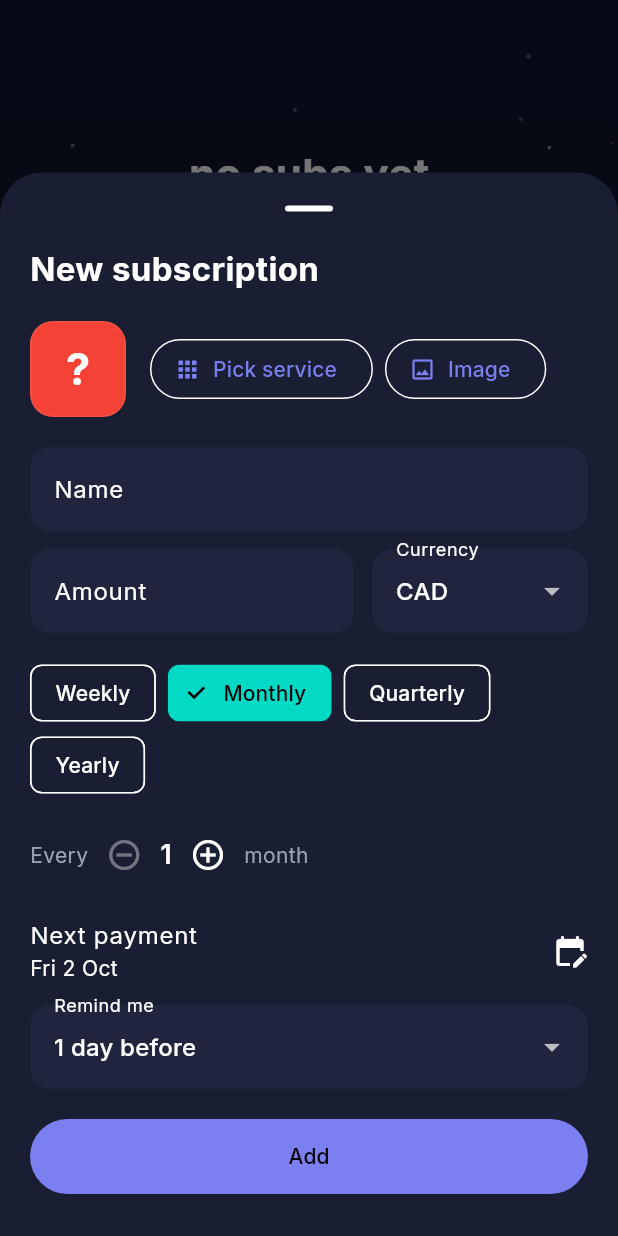
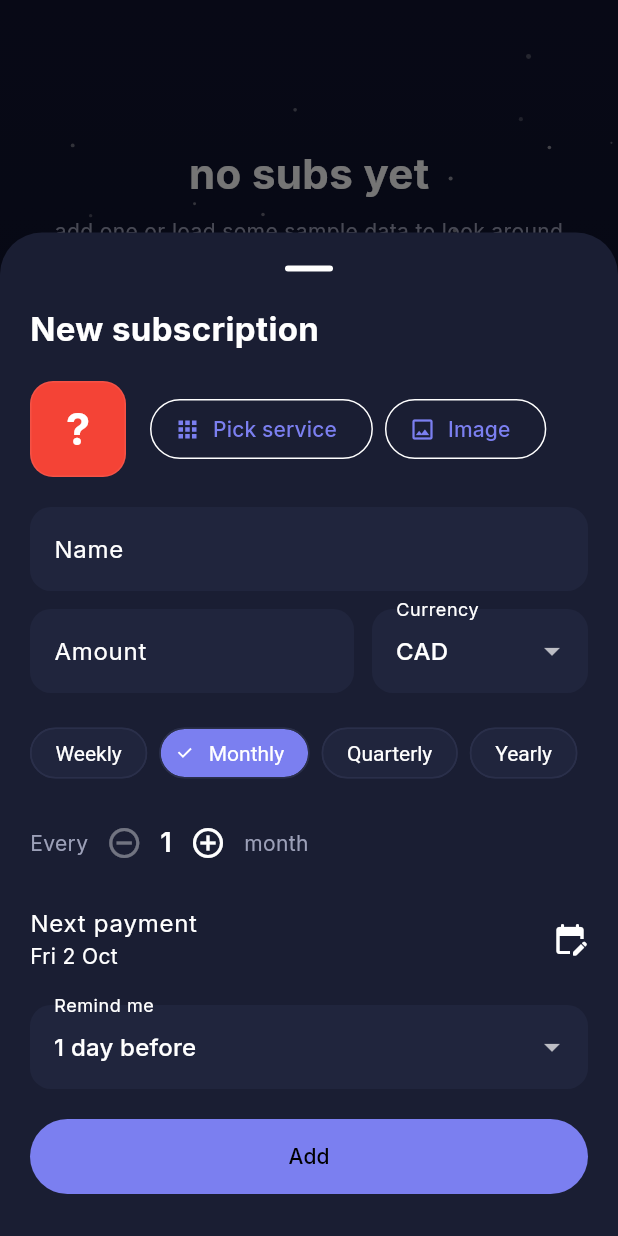
Before and after one commit to lwwdev/subdate, a Flutter app: the screen it shows after launch, after a tap on "Add subscription", on a phone screen of 412 x 824 dp. Run offline on Flutter 3.47's test engine with Material 3 defaults, Android fonts, the phone set to English and light mode, and no system bars; our stand-ins replace flutter_riverpod, google_fonts, hive_ce_flutter, image_picker, simple_icons; accounts and stored records are empty.

Commit message:
chip + dialog colors, spacing

```diff
--- a/lib/theme.dart
+++ b/lib/theme.dart
@@ -32,6 +32,15 @@ ThemeData buildTheme() {
       backgroundColor: AppColors.card,
       showDragHandle: true,
     ),
+    dialogTheme: const DialogThemeData(backgroundColor: AppColors.card),
+    chipTheme: ChipThemeData(
+      selectedColor: AppColors.accent,
+      backgroundColor: AppColors.slot,
+      side: const BorderSide(color: AppColors.cardBorder),
+      checkmarkColor: Colors.white,
+      labelStyle: const TextStyle(color: Colors.white),
+      shape: RoundedRectangleBorder(borderRadius: BorderRadius.circular(20)),
+    ),
     inputDecorationTheme: InputDecorationTheme(
       filled: true,
       fillColor: AppColors.slot,
--- a/lib/ui/edit_subscription_sheet.dart
+++ b/lib/ui/edit_subscription_sheet.dart
@@ -285,6 +285,7 @@ class _EditSubscriptionSheetState extends ConsumerState<EditSubscriptionSheet> {
               trailing: const Icon(Icons.edit_calendar_rounded),
               onTap: _pickDate,
             ),
+            const SizedBox(height: 8),
             DropdownButtonFormField<int>(
               initialValue: _remindOptions.containsKey(_remind) ? _remind : 1,
               decoration: const InputDecoration(labelText: 'Remind me'),
```
